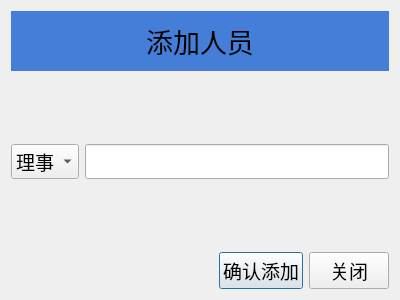
Qt form ui/widgets/subpages/pagejgxq/append_dialog/append_page.ui (ArcherLuo233/election-s-prediction) before a commit.
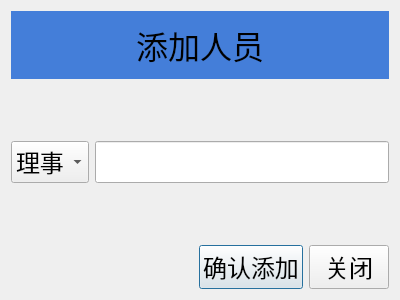
The same form after that commit.

Diff of the .ui file:
```diff
--- a/ui/widgets/subpages/pagejgxq/append_dialog/append_page.ui
+++ b/ui/widgets/subpages/pagejgxq/append_dialog/append_page.ui
@@ -24,8 +24,8 @@
     <widget class="QLabel" name="label">
      <property name="font">
       <font>
-          <family>微软雅黑</family>
-       <pointsize>20</pointsize>
+          <family>华文新魏</family>
+          <pointsize>24</pointsize>
       </font>
      </property>
      <property name="styleSheet">
@@ -60,8 +60,8 @@
       <widget class="QComboBox" name="comboBox">
        <property name="font">
         <font>
-            <family>微软雅黑</family>
-         <pointsize>14</pointsize>
+               <family>华文新魏</family>
+               <pointsize>18</pointsize>
         </font>
        </property>
        <item>
@@ -85,8 +85,8 @@
       <widget class="QLineEdit" name="lineEdit">
        <property name="font">
         <font>
-            <family>微软雅黑</family>
-         <pointsize>14</pointsize>
+               <family>华文新魏</family>
+               <pointsize>18</pointsize>
         </font>
        </property>
       </widget>
@@ -125,8 +125,8 @@
       <widget class="QPushButton" name="btn_append">
        <property name="font">
         <font>
-            <family>微软雅黑</family>
-         <pointsize>14</pointsize>
+               <family>华文新魏</family>
+               <pointsize>18</pointsize>
         </font>
        </property>
        <property name="cursor">
@@ -141,8 +141,8 @@
       <widget class="QPushButton" name="btn_close">
        <property name="font">
         <font>
-            <family>微软雅黑</family>
-         <pointsize>14</pointsize>
+               <family>华文新魏</family>
+               <pointsize>18</pointsize>
         </font>
        </property>
        <property name="cursor">
```
Lines whose indentation alone changed are shown as unchanged.
